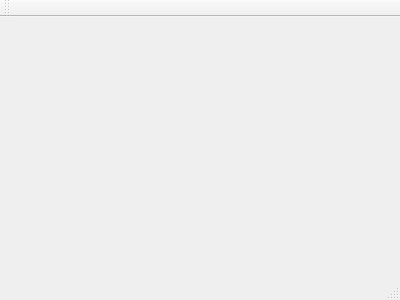
Above: mainwindow.ui from songy0424/Driving-Recorder before the change. Below: the same form after it.
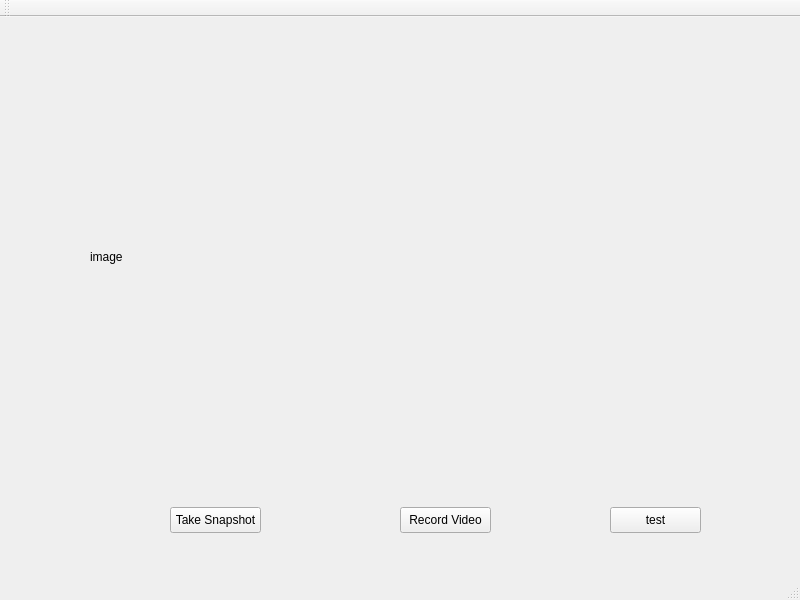
That is the form after the change.

Commit message: [refactor][display.camera]重构代码框架，使每帧算法处理后拍照并显示

The edit to the form file:
```diff
--- a/mainwindow.ui
+++ b/mainwindow.ui
@@ -1,24 +1,92 @@
 <ui version="4.0">
  <class>MainWindow</class>
- <widget class="QMainWindow" name="MainWindow" >
-  <property name="geometry" >
+ <widget class="QMainWindow" name="MainWindow">
+  <property name="geometry">
    <rect>
     <x>0</x>
     <y>0</y>
-    <width>400</width>
-    <height>300</height>
+    <width>800</width>
+    <height>600</height>
    </rect>
   </property>
   <property name="windowTitle" >
    <string>MainWindow</string>
   </property>
-  <widget class="QMenuBar" name="menuBar" />
-  <widget class="QToolBar" name="mainToolBar" />
-  <widget class="QWidget" name="centralWidget" />
-  <widget class="QStatusBar" name="statusBar" />
+  <widget class="QWidget" name="centralWidget">
+   <widget class="QLabel" name="imageLabel">
+    <property name="geometry">
+     <rect>
+      <x>90</x>
+      <y>40</y>
+      <width>600</width>
+      <height>400</height>
+     </rect>
+    </property>
+    <property name="text">
+     <string>image</string>
+    </property>
+   </widget>
+   <widget class="QPushButton" name="snapshotButton">
+    <property name="geometry">
+     <rect>
+      <x>170</x>
+      <y>490</y>
+      <width>91</width>
+      <height>26</height>
+     </rect>
+    </property>
+    <property name="text">
+     <string>Take Snapshot</string>
+    </property>
+   </widget>
+   <widget class="QPushButton" name="recordButton">
+    <property name="geometry">
+     <rect>
+      <x>400</x>
+      <y>490</y>
+      <width>91</width>
+      <height>26</height>
+     </rect>
+    </property>
+    <property name="text">
+     <string>Record Video</string>
+    </property>
+   </widget>
+   <widget class="QPushButton" name="testButton">
+    <property name="geometry">
+     <rect>
+      <x>610</x>
+      <y>490</y>
+      <width>91</width>
+      <height>26</height>
+     </rect>
+    </property>
+    <property name="text">
+     <string>test</string>
+    </property>
+   </widget>
+  </widget>
+  <widget class="QMenuBar" name="menuBar">
+   <property name="geometry">
+    <rect>
+     <x>0</x>
+     <y>0</y>
+     <width>800</width>
+     <height>23</height>
+    </rect>
+   </property>
+  </widget>
+  <widget class="QToolBar" name="mainToolBar">
+   <attribute name="toolBarArea">
+    <enum>TopToolBarArea</enum>
+   </attribute>
+   <attribute name="toolBarBreak">
+    <bool>false</bool>
+   </attribute>
+  </widget>
+  <widget class="QStatusBar" name="statusBar"/>
  </widget>
- <layoutDefault spacing="6" margin="11" />
- <pixmapfunction></pixmapfunction>
+ <layoutdefault spacing="6" margin="11"/>
  <resources/>
  <connections/>
 </ui>
```
Left out of the diff: 3 changed lines with no effect on the pictures. The commit also changes 2 other files.
